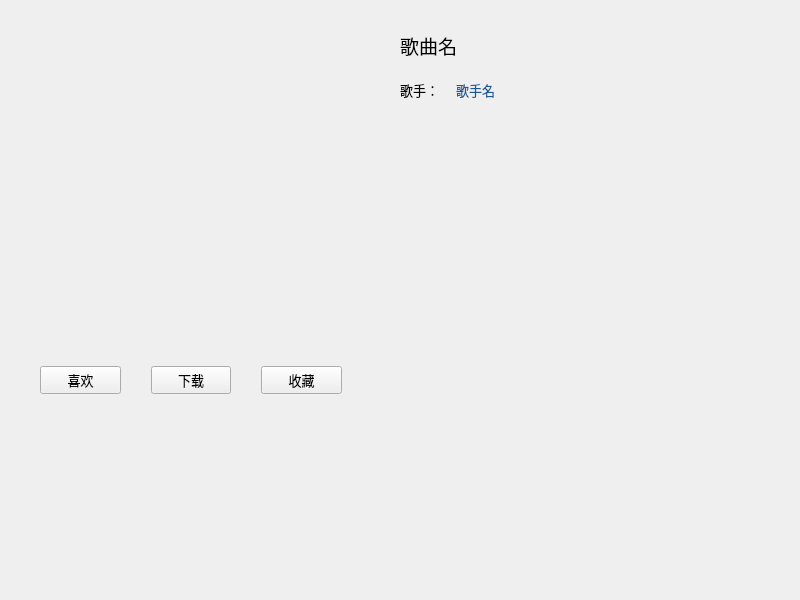
This is detailwindow.ui in cuncinc/CloudMusic_Qt as Qt 5 draws it before an edit. The edited form follows.
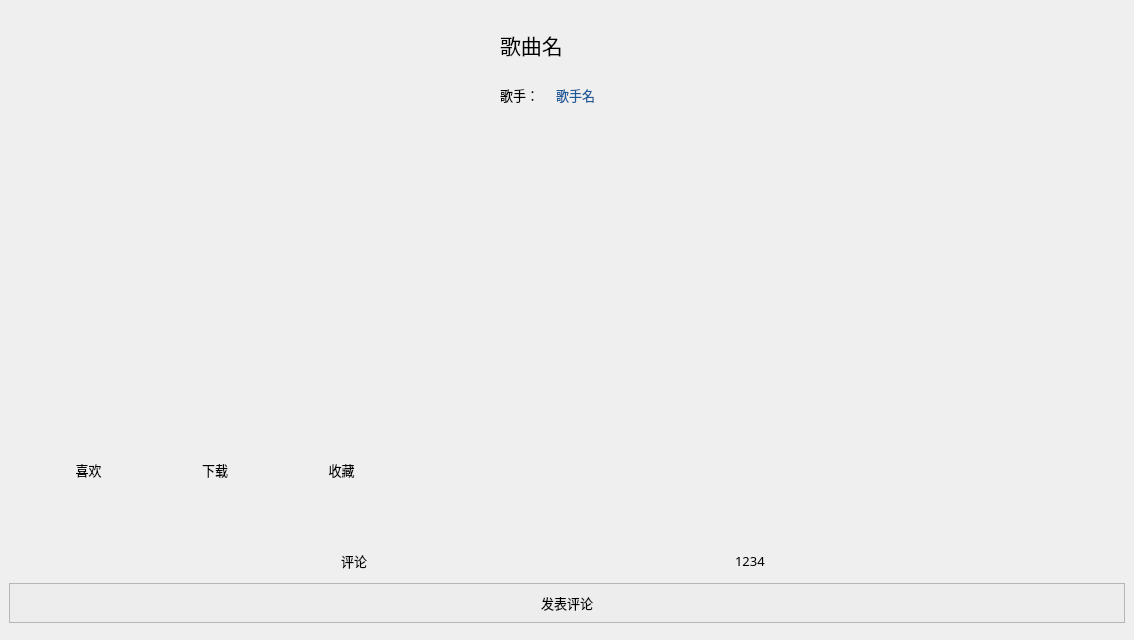
This is the edited form. Icons and pictures are not drawn.

Commit message: feat: comment

The edit to the form file:
```diff
--- a/detailwindow.ui
+++ b/detailwindow.ui
@@ -6,38 +6,135 @@
    <rect>
     <x>0</x>
     <y>0</y>
-    <width>800</width>
-    <height>600</height>
+    <width>1134</width>
+    <height>640</height>
    </rect>
   </property>
   <property name="windowTitle">
    <string>Form</string>
   </property>
-  <widget class="QWidget" name="layoutWidget">
+  <layout class="QVBoxLayout" name="verticalLayout_3">
+   <property name="spacing">
+    <number>0</number>
+   </property>
+   <property name="leftMargin">
+    <number>0</number>
+   </property>
+   <property name="topMargin">
+    <number>30</number>
+   </property>
+   <property name="rightMargin">
+    <number>0</number>
+   </property>
+   <property name="bottomMargin">
+    <number>0</number>
+   </property>
+   <item>
+    <widget class="QScrollArea" name="scrollArea">
+     <property name="styleSheet">
+      <string notr="true">border:none;</string>
+     </property>
+     <property name="verticalScrollBarPolicy">
+      <enum>Qt::ScrollBarAlwaysOff</enum>
+     </property>
+     <property name="horizontalScrollBarPolicy">
+      <enum>Qt::ScrollBarAlwaysOff</enum>
+     </property>
+     <property name="widgetResizable">
+      <bool>true</bool>
+     </property>
+     <property name="alignment">
+      <set>Qt::AlignCenter</set>
+     </property>
+     <widget class="QWidget" name="scrollAreaWidgetContents">
    <property name="geometry">
     <rect>
-     <x>40</x>
-     <y>30</y>
-     <width>302</width>
-     <height>369</height>
-    </rect>
-   </property>
-   <layout class="QVBoxLayout" name="verticalLayout">
+        <x>0</x>
+        <y>0</y>
+        <width>1134</width>
+        <height>610</height>
+       </rect>
+      </property>
+      <layout class="QVBoxLayout" name="verticalLayout_7">
+       <property name="leftMargin">
+        <number>0</number>
+       </property>
+       <property name="topMargin">
+        <number>0</number>
+       </property>
+       <property name="rightMargin">
+        <number>0</number>
+       </property>
+       <property name="bottomMargin">
+        <number>0</number>
+       </property>
+       <item>
+        <widget class="QWidget" name="widget_info" native="true">
+         <property name="maximumSize">
+          <size>
+           <width>16777215</width>
+           <height>500</height>
+          </size>
+         </property>
+         <layout class="QHBoxLayout" name="horizontalLayout_3" stretch="0,0,3,0">
+          <property name="spacing">
+           <number>110</number>
+          </property>
+          <property name="leftMargin">
+           <number>0</number>
+          </property>
+          <property name="topMargin">
+           <number>0</number>
+          </property>
+          <property name="rightMargin">
+           <number>0</number>
+          </property>
+          <property name="bottomMargin">
+           <number>0</number>
+          </property>
+          <item>
+           <spacer name="horizontalSpacer_left">
+            <property name="orientation">
+             <enum>Qt::Horizontal</enum>
+            </property>
+            <property name="sizeHint" stdset="0">
+             <size>
+              <width>40</width>
+              <height>20</height>
+             </size>
+            </property>
+           </spacer>
+          </item>
+          <item>
+           <layout class="QVBoxLayout" name="verticalLayout_avatar">
     <property name="spacing">
      <number>30</number>
     </property>
+            <item>
+             <spacer name="verticalSpacer_3">
+              <property name="orientation">
+               <enum>Qt::Vertical</enum>
+              </property>
+              <property name="sizeHint" stdset="0">
+               <size>
+                <width>20</width>
+                <height>40</height>
+               </size>
+              </property>
+             </spacer>
+            </item>
     <item>
      <widget class="QLabel" name="coverLabel">
       <property name="minimumSize">
        <size>
-        <width>300</width>
-        <height>300</height>
+                <width>350</width>
+                <height>350</height>
        </size>
       </property>
       <property name="maximumSize">
        <size>
-        <width>300</width>
-        <height>300</height>
+                <width>350</width>
+                <height>350</height>
        </size>
       </property>
       <property name="text">
@@ -52,7 +149,10 @@
      </widget>
     </item>
     <item>
-     <layout class="QHBoxLayout" name="horizontalLayout_2">
+             <layout class="QHBoxLayout" name="horizontalLayout_button">
+              <property name="sizeConstraint">
+               <enum>QLayout::SetMinimumSize</enum>
+              </property>
       <item>
        <widget class="QPushButton" name="likeButton">
         <property name="font">
@@ -97,20 +197,25 @@
       </item>
      </layout>
     </item>
-   </layout>
-  </widget>
-  <widget class="QWidget" name="layoutWidget">
-   <property name="geometry">
-    <rect>
-     <x>400</x>
-     <y>30</y>
-     <width>402</width>
-     <height>492</height>
-    </rect>
-   </property>
-   <layout class="QVBoxLayout" name="verticalLayout_2">
+            <item>
+             <spacer name="verticalSpacer">
+              <property name="orientation">
+               <enum>Qt::Vertical</enum>
+              </property>
+              <property name="sizeHint" stdset="0">
+               <size>
+                <width>20</width>
+                <height>40</height>
+               </size>
+              </property>
+             </spacer>
+            </item>
+           </layout>
+          </item>
+          <item>
+           <layout class="QVBoxLayout" name="verticalLayout_lyric">
     <property name="spacing">
-     <number>10</number>
+             <number>15</number>
     </property>
     <item>
      <widget class="QLabel" name="nameLabel">
@@ -123,7 +228,7 @@
       <property name="font">
        <font>
         <family>Microsoft YaHei</family>
-        <pointsize>14</pointsize>
+                <pointsize>16</pointsize>
        </font>
       </property>
       <property name="text">
@@ -138,7 +243,7 @@
      </widget>
     </item>
     <item>
-     <widget class="QWidget" name="widget" native="true">
+             <widget class="QWidget" name="widget_author" native="true">
       <property name="maximumSize">
        <size>
         <width>350</width>
@@ -212,50 +317,7 @@
      </widget>
     </item>
     <item>
-     <widget class="QScrollArea" name="scrollArea">
-      <property name="minimumSize">
-       <size>
-        <width>350</width>
-        <height>400</height>
-       </size>
-      </property>
-      <property name="maximumSize">
-       <size>
-        <width>350</width>
-        <height>400</height>
-       </size>
-      </property>
-      <property name="styleSheet">
-       <string notr="true">border:none;
-margin-top:20px;</string>
-      </property>
-      <property name="verticalScrollBarPolicy">
-       <enum>Qt::ScrollBarAlwaysOff</enum>
-      </property>
-      <property name="horizontalScrollBarPolicy">
-       <enum>Qt::ScrollBarAlwaysOff</enum>
-      </property>
-      <property name="widgetResizable">
-       <bool>true</bool>
-      </property>
-      <widget class="QWidget" name="scrollAreaWidgetContents">
-       <property name="geometry">
-        <rect>
-         <x>0</x>
-         <y>0</y>
-         <width>310</width>
-         <height>360</height>
-        </rect>
-       </property>
        <widget class="QPlainTextEdit" name="lyricLabel">
-        <property name="geometry">
-         <rect>
-          <x>0</x>
-          <y>0</y>
-          <width>350</width>
-          <height>400</height>
-         </rect>
-        </property>
         <property name="sizePolicy">
          <sizepolicy hsizetype="Expanding" vsizetype="Fixed">
           <horstretch>0</horstretch>
@@ -270,7 +332,7 @@
         </property>
         <property name="maximumSize">
          <size>
-          <width>350</width>
+                <width>800</width>
           <height>400</height>
          </size>
         </property>
@@ -284,6 +346,9 @@
          <string notr="true">background-color: rgba(255, 255, 255, 0);
 border:none;</string>
         </property>
+              <property name="midLineWidth">
+               <number>0</number>
+              </property>
         <property name="verticalScrollBarPolicy">
          <enum>Qt::ScrollBarAlwaysOff</enum>
         </property>
@@ -312,11 +377,131 @@
          <bool>false</bool>
         </property>
        </widget>
-      </widget>
-     </widget>
-    </item>
-   </layout>
-  </widget>
+            </item>
+           </layout>
+          </item>
+          <item>
+           <spacer name="horizontalSpacer_right">
+            <property name="orientation">
+             <enum>Qt::Horizontal</enum>
+            </property>
+            <property name="sizeHint" stdset="0">
+             <size>
+              <width>40</width>
+              <height>20</height>
+             </size>
+            </property>
+           </spacer>
+          </item>
+         </layout>
+        </widget>
+       </item>
+       <item>
+        <widget class="QWidget" name="widget_comment" native="true">
+         <property name="sizePolicy">
+          <sizepolicy hsizetype="Preferred" vsizetype="Preferred">
+           <horstretch>0</horstretch>
+           <verstretch>0</verstretch>
+          </sizepolicy>
+         </property>
+         <property name="minimumSize">
+          <size>
+           <width>0</width>
+           <height>0</height>
+          </size>
+         </property>
+         <layout class="QVBoxLayout" name="verticalLayout_4">
+          <property name="sizeConstraint">
+           <enum>QLayout::SetDefaultConstraint</enum>
+          </property>
+          <item>
+           <layout class="QHBoxLayout" name="horizontalLayout_4" stretch="0,0">
+            <property name="sizeConstraint">
+             <enum>QLayout::SetFixedSize</enum>
+            </property>
+            <item>
+             <widget class="QLabel" name="label_3">
+              <property name="maximumSize">
+               <size>
+                <width>56</width>
+                <height>20</height>
+               </size>
+              </property>
+              <property name="font">
+               <font>
+                <family>Microsoft YaHei</family>
+                <pointsize>10</pointsize>
+               </font>
+              </property>
+              <property name="text">
+               <string>评论</string>
+              </property>
+              <property name="wordWrap">
+               <bool>true</bool>
+              </property>
+             </widget>
+            </item>
+            <item>
+             <widget class="QLabel" name="comNumLabel">
+              <property name="maximumSize">
+               <size>
+                <width>56</width>
+                <height>20</height>
+               </size>
+              </property>
+              <property name="font">
+               <font>
+                <family>Microsoft YaHei</family>
+                <pointsize>10</pointsize>
+               </font>
+              </property>
+              <property name="text">
+               <string>1234</string>
+              </property>
+              <property name="wordWrap">
+               <bool>true</bool>
+              </property>
+             </widget>
+            </item>
+           </layout>
+          </item>
+          <item>
+           <widget class="QPushButton" name="toCommentButton">
+            <property name="minimumSize">
+             <size>
+              <width>0</width>
+              <height>40</height>
+             </size>
+            </property>
+            <property name="maximumSize">
+             <size>
+              <width>16777215</width>
+              <height>40</height>
+             </size>
+            </property>
+            <property name="font">
+             <font>
+              <family>Microsoft YaHei</family>
+              <pointsize>10</pointsize>
+             </font>
+            </property>
+            <property name="styleSheet">
+             <string notr="true">background-color: rgb(237, 237, 237);
+border:1px solid #B5B6B9;</string>
+            </property>
+            <property name="text">
+             <string>发表评论</string>
+            </property>
+           </widget>
+          </item>
+         </layout>
+        </widget>
+       </item>
+      </layout>
+     </widget>
+    </widget>
+   </item>
+  </layout>
  </widget>
  <resources>
   <include location="res.qrc"/>
```
Left out of the diff: 5 changed lines with no effect on the pictures. Lines whose indentation alone changed are shown as unchanged. The commit also changes 7 other files.
